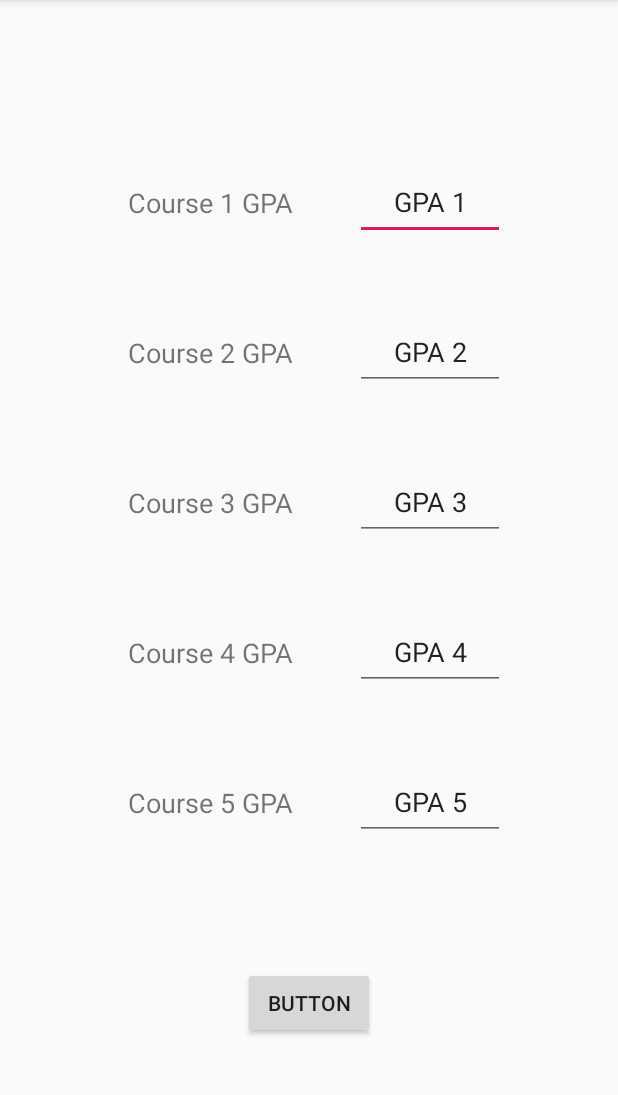
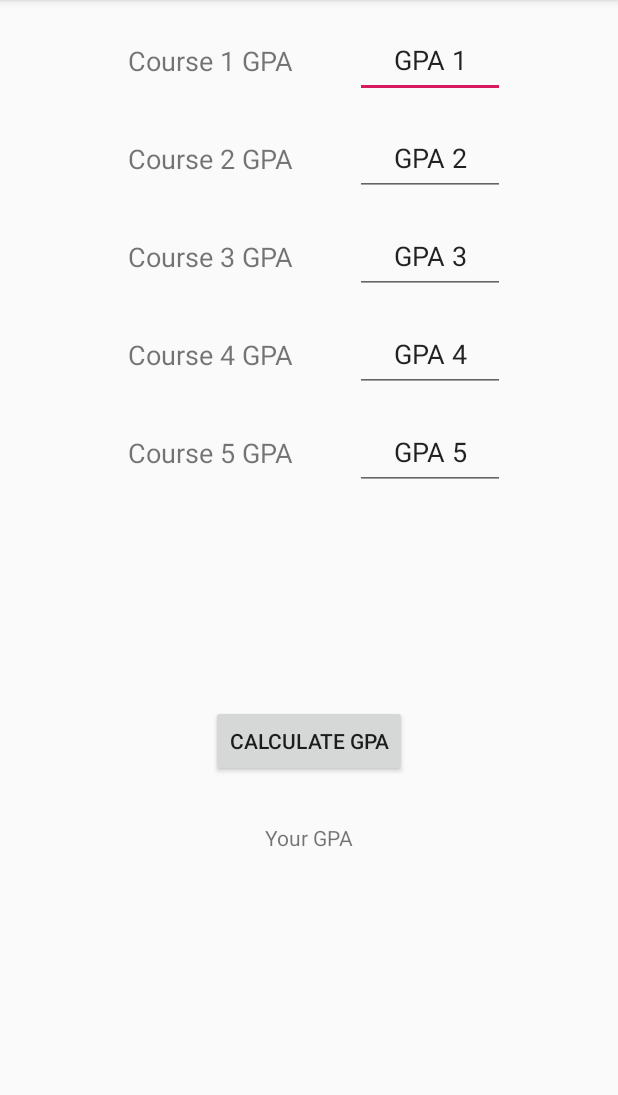
Before and after one commit to HannumC/GPA_Hannumc1_Calculator, an Android app: the screen it shows after launch (MainActivity), on a phone screen of 412 x 824 dp, the part 84-1179 px from its top. Run offline under Robolectric (Android 15) with nearby library versions, the phone set to English and light mode, and no system bars.

Commit message:
new edits

```diff
--- a/app/src/main/res/layout/activity_main.xml
+++ b/app/src/main/res/layout/activity_main.xml
@@ -8,11 +8,11 @@
     tools:context=".MainActivity">
 
     <TextView
-        android:id="@+id/GPA1View2"
+        android:id="@+id/GPA1View"
         android:layout_width="130dp"
         android:layout_height="50dp"
         android:layout_marginStart="75dp"
-        android:layout_marginTop="110dp"
+        android:layout_marginTop="15dp"
         android:gravity="center"
         android:text="@string/GPALabel1"
         android:textSize="18sp"
@@ -23,7 +23,7 @@
         android:id="@+id/GPAInput1"
         android:layout_width="100dp"
         android:layout_height="50dp"
-        android:layout_marginTop="110dp"
+        android:layout_marginTop="15dp"
         android:layout_marginEnd="75dp"
         android:ems="10"
         android:gravity="center"
@@ -38,7 +38,7 @@
         android:id="@+id/GPAInput2"
         android:layout_width="100dp"
         android:layout_height="50dp"
-        android:layout_marginTop="50dp"
+        android:layout_marginTop="15dp"
         android:layout_marginEnd="75dp"
         android:ems="10"
         android:gravity="center"
@@ -53,18 +53,18 @@
         android:layout_width="130dp"
         android:layout_height="50dp"
         android:layout_marginStart="75dp"
-        android:layout_marginTop="50dp"
+        android:layout_marginTop="15dp"
         android:gravity="center"
         android:text="@string/GPALabel2"
         android:textSize="18sp"
         app:layout_constraintStart_toStartOf="parent"
-        app:layout_constraintTop_toBottomOf="@+id/GPA1View2" />
+        app:layout_constraintTop_toBottomOf="@+id/GPA1View" />
 
     <EditText
         android:id="@+id/GPAInput3"
         android:layout_width="100dp"
         android:layout_height="50dp"
-        android:layout_marginTop="50dp"
+        android:layout_marginTop="15dp"
         android:layout_marginEnd="75dp"
         android:ems="10"
         android:gravity="center"
@@ -79,7 +79,7 @@
         android:layout_width="130dp"
         android:layout_height="50dp"
         android:layout_marginStart="75dp"
-        android:layout_marginTop="50dp"
+        android:layout_marginTop="15dp"
         android:gravity="center"
         android:text="@string/GPALabel3"
         android:textSize="18sp"
@@ -90,7 +90,7 @@
         android:id="@+id/GPAInput4"
         android:layout_width="100dp"
         android:layout_height="50dp"
-        android:layout_marginTop="50dp"
+        android:layout_marginTop="15dp"
         android:layout_marginEnd="75dp"
         android:ems="10"
         android:gravity="center"
@@ -105,7 +105,7 @@
         android:layout_width="130dp"
         android:layout_height="50dp"
         android:layout_marginStart="75dp"
-        android:layout_marginTop="50dp"
+        android:layout_marginTop="15dp"
         android:gravity="center"
         android:text="@string/GPALabel4"
         android:textSize="18sp"
@@ -116,7 +116,7 @@
         android:id="@+id/GPAInput5"
         android:layout_width="100dp"
         android:layout_height="50dp"
-        android:layout_marginTop="50dp"
+        android:layout_marginTop="15dp"
         android:layout_marginEnd="75dp"
         android:ems="10"
         android:gravity="center"
@@ -131,7 +131,7 @@
         android:layout_width="130dp"
         android:layout_height="50dp"
         android:layout_marginStart="75dp"
-        android:layout_marginTop="50dp"
+        android:layout_marginTop="15dp"
         android:gravity="center"
         android:text="@string/GPALabel5"
         android:textSize="18sp"
@@ -139,14 +139,23 @@
         app:layout_constraintTop_toBottomOf="@+id/GPA4View" />
 
     <Button
-        android:id="@+id/button"
+        android:id="@+id/CalcGPA"
         android:layout_width="wrap_content"
         android:layout_height="wrap_content"
-        android:layout_marginBottom="75dp"
-        android:onClick="calculate_gpa"
-        android:text="Button"
+        android:layout_marginBottom="250dp"
+        android:text="@string/CalcGPAButton"
         app:layout_constraintBottom_toBottomOf="parent"
         app:layout_constraintEnd_toEndOf="parent"
         app:layout_constraintHorizontal_bias="0.5"
         app:layout_constraintStart_toStartOf="parent" />
+
+    <TextView
+        android:id="@+id/DispGPA"
+        android:layout_width="wrap_content"
+        android:layout_height="wrap_content"
+        android:layout_marginBottom="200dp"
+        android:text="@string/DispGPA"
+        app:layout_constraintBottom_toBottomOf="parent"
+        app:layout_constraintEnd_toEndOf="parent"
+        app:layout_constraintStart_toStartOf="parent" />
 </androidx.constraintlayout.widget.ConstraintLayout>
--- a/app/src/main/res/values/colors.xml
+++ b/app/src/main/res/values/colors.xml
@@ -3,4 +3,7 @@
     <color name="colorPrimary">#008577</color>
     <color name="colorPrimaryDark">#00574B</color>
     <color name="colorAccent">#D81B60</color>
+    <color name="RED">#FF0000</color>
+    <color name="YELLOW">#FFFF00</color>
+    <color name="GREEN">#00FF00</color>
 </resources>
--- a/app/src/main/res/values/strings.xml
+++ b/app/src/main/res/values/strings.xml
@@ -10,6 +10,6 @@
     <string name="GPAInput3">GPA 3</string>
     <string name="GPAInput4">GPA 4</string>
     <string name="GPAInput5">GPA 5</string>
-
-
+    <string name="CalcGPAButton">Calculate GPA</string>
+    <string name="DispGPA">Your GPA</string>
 </resources>
```
Also changed, not shown: app/src/main/java/edu/montclair/www/gpa_hannumc1_calculator/MainActivity.java (+100 -14 lines), app/src/main/res/layout/activity_display_gp.xml (added, +20 -0 lines).
